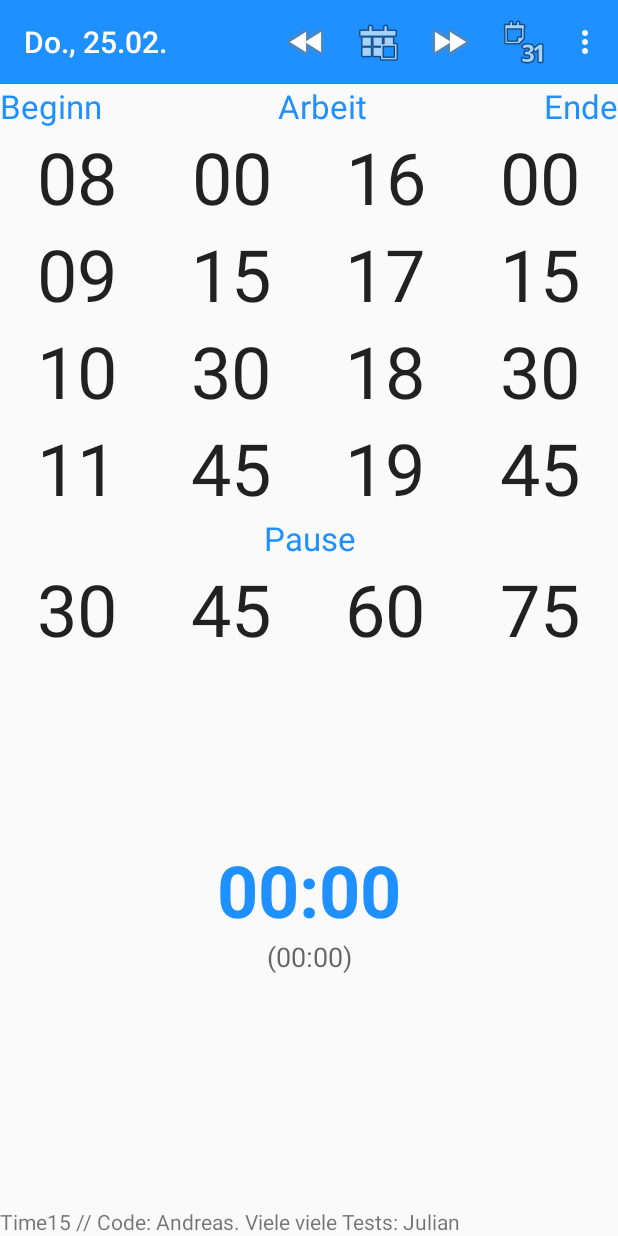
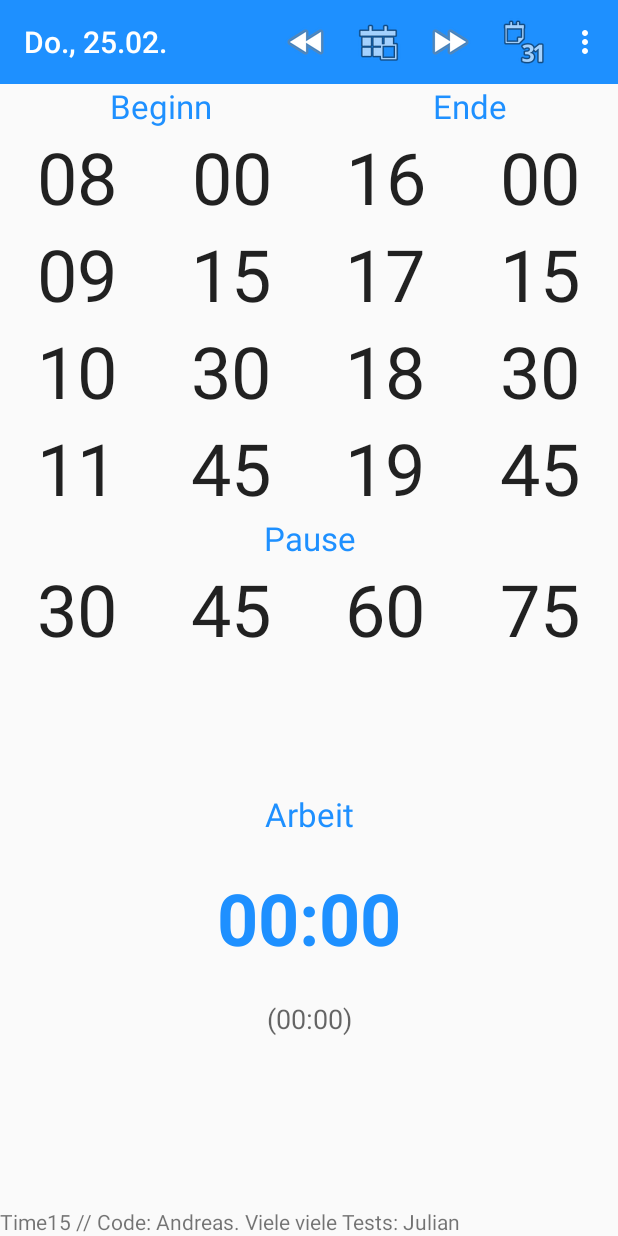
Before and after one commit to AndyCooler/github-time15, an Android app: the screen it shows after launch (MainActivity), on a phone screen of 412 x 824 dp. Run offline under Robolectric (Android 15) with nearby library versions, the phone set to English and light mode, and no system bars.

Commit message:
main layout optimization

```diff
--- a/app/src/main/res/layout/activity_main.xml
+++ b/app/src/main/res/layout/activity_main.xml
@@ -33,18 +33,7 @@
                 android:id="@+id/beginnView"
                 android:layout_weight="1"
                 android:textColor="#1E90FF"
-                android:gravity="left" />
-
-            <TextView
-                android:layout_width="wrap_content"
-                android:layout_height="wrap_content"
-                android:textAppearance="?android:attr/textAppearanceLarge"
-                android:text="workday"
-                android:id="@+id/kindOfDay"
-                android:layout_weight="1"
-                android:textColor="#1E90FF"
-                android:gravity="center" android:clickable="true"
-                android:onClick="toggleKindOfDay" />
+                android:gravity="center_horizontal" />
 
             <TextView
                 android:layout_width="wrap_content"
@@ -54,7 +43,7 @@
                 android:id="@+id/endeView"
                 android:layout_weight="1"
                 android:textColor="#1E90FF"
-                android:gravity="right" />
+                android:gravity="center_horizontal" />
 
         </LinearLayout>
 
@@ -330,12 +319,24 @@
                 android:layout_width="fill_parent"
                 android:layout_height="wrap_content"
                 android:textAppearance="?android:attr/textAppearanceLarge"
+                android:text="workday"
+                android:id="@+id/kindOfDay"
+                android:layout_weight="4"
+                android:textColor="#1E90FF"
+                android:gravity="bottom|center_horizontal"
+                android:clickable="true"
+                android:onClick="toggleKindOfDay" />
+
+            <TextView
+                android:layout_width="fill_parent"
+                android:layout_height="wrap_content"
+                android:textAppearance="?android:attr/textAppearanceLarge"
                 android:text="00:00"
                 android:id="@+id/total"
                 android:textSize="48sp"
                 android:textStyle="bold"
-                android:gravity="bottom|center_horizontal"
-                android:layout_weight="4"
+                android:gravity="center"
+                android:layout_weight="2"
                 android:textColor="#1E90FF" />
 
             <TextView
```
